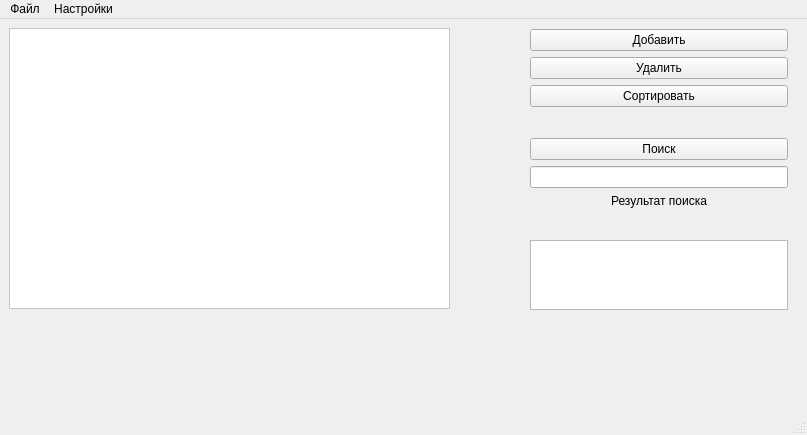
Before: the Qt Designer form mainwindow.ui in apachaihop/300-, drawn with Qt 5.
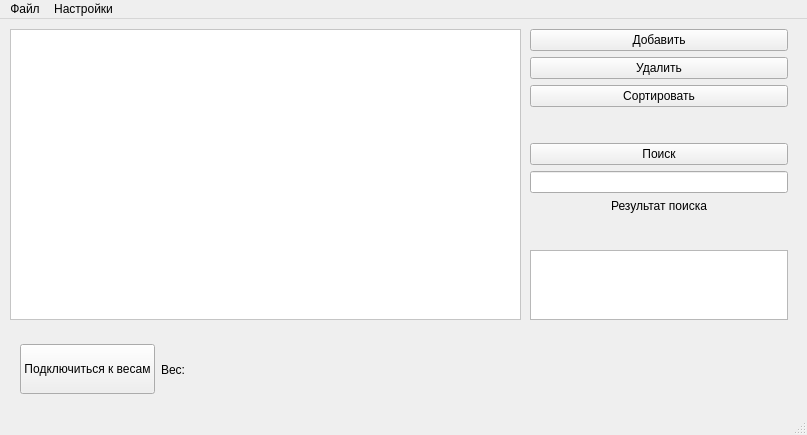
After: the same form once the commit is applied.

The edit to the form file:
```diff
--- a/mainwindow.ui
+++ b/mainwindow.ui
@@ -17,10 +17,10 @@
    <widget class="QTableView" name="tableView">
     <property name="geometry">
      <rect>
-      <x>9</x>
-      <y>9</y>
-      <width>441</width>
-      <height>281</height>
+      <x>10</x>
+      <y>10</y>
+      <width>511</width>
+      <height>291</height>
      </rect>
     </property>
     <property name="styleSheet">
@@ -36,7 +36,7 @@
       <x>530</x>
       <y>10</y>
       <width>258</width>
-      <height>281</height>
+      <height>291</height>
      </rect>
     </property>
     <layout class="QGridLayout" name="gridLayout">
@@ -112,6 +112,51 @@
      </item>
     </layout>
    </widget>
+   <widget class="QWidget" name="">
+    <property name="geometry">
+     <rect>
+      <x>20</x>
+      <y>320</y>
+      <width>301</width>
+      <height>61</height>
+     </rect>
+    </property>
+    <layout class="QHBoxLayout" name="horizontalLayout">
+     <item>
+      <widget class="QPushButton" name="pushButton_5">
+       <property name="minimumSize">
+        <size>
+         <width>60</width>
+         <height>50</height>
+        </size>
+       </property>
+       <property name="baseSize">
+        <size>
+         <width>200</width>
+         <height>200</height>
+        </size>
+       </property>
+       <property name="text">
+        <string>Подключиться к весам</string>
+       </property>
+      </widget>
+     </item>
+     <item>
+      <widget class="QLabel" name="label_2">
+       <property name="text">
+        <string>Вес:</string>
+       </property>
+      </widget>
+     </item>
+     <item>
+      <widget class="QLabel" name="label_3">
+       <property name="text">
+        <string/>
+       </property>
+      </widget>
+     </item>
+    </layout>
+   </widget>
   </widget>
   <widget class="QStatusBar" name="statusbar"/>
   <widget class="QMenuBar" name="menuBar">
```
Left out of the diff: 2 changed lines with no effect on the pictures.
